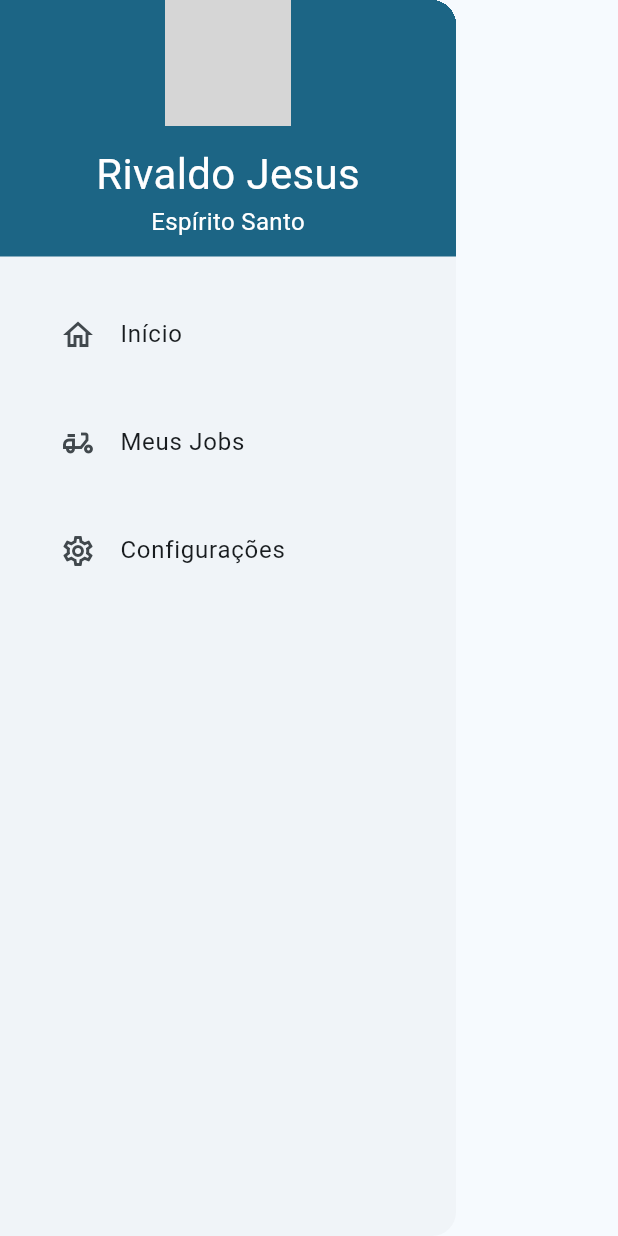
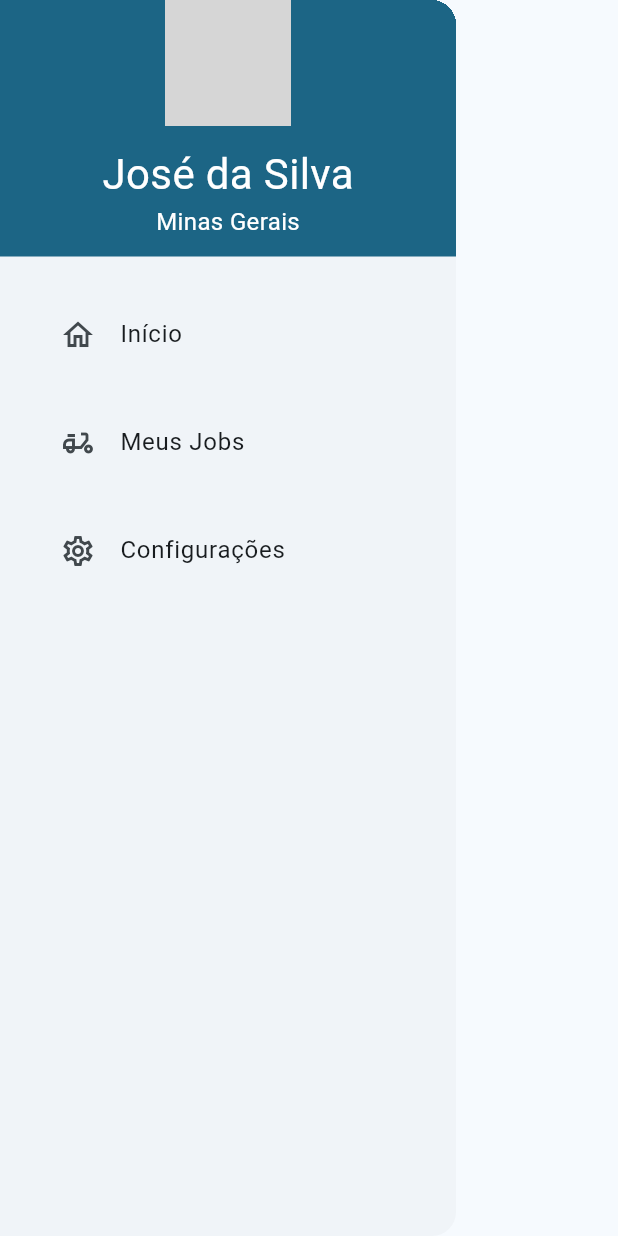
Before and after one commit to orangethewell/direct-prime-app, a Flutter app: the DDrawerMenu widget shown alone on an empty page, opened directly, on a phone screen of 412 x 824 dp. Run offline on Flutter 3.47's test engine with Material 3 defaults, Android fonts, the phone set to English and light mode, and no system bars; our stand-ins replace flutter_map, latlong2, shared_preferences; missing offline and left inert: osrm; accounts and stored records are empty; network calls fail; grey boxes are pictures that could not be loaded.

Commit message:
feat: :egg: Update names

```diff
--- a/lib/components/DDrawerMenu.dart
+++ b/lib/components/DDrawerMenu.dart
@@ -21,8 +21,8 @@ class DDrawerMenu extends StatelessWidget {
                   backgroundImage: NetworkImage("https://media.istockphoto.com/id/910563528/pt/foto/handsome-man.jpg?s=1024x1024&w=is&k=20&c=TESzB4KaNtKBmi8BwfqOUppgUlwr2pM28YCQZqGbUH0=")
                 ),
                 SizedBox(height: 12),
-                Text('Rivaldo Jesus', style: TextStyle(fontSize: 28, color: Theme.of(context).colorScheme.onPrimary)),
-                Text('Espírito Santo', style: TextStyle(fontSize: 16, color: Theme.of(context).colorScheme.onPrimary)),
+                Text('José da Silva', style: TextStyle(fontSize: 28, color: Theme.of(context).colorScheme.onPrimary)),
+                Text('Minas Gerais', style: TextStyle(fontSize: 16, color: Theme.of(context).colorScheme.onPrimary)),
                 SizedBox(height: 12),
               ],
             ),
```
